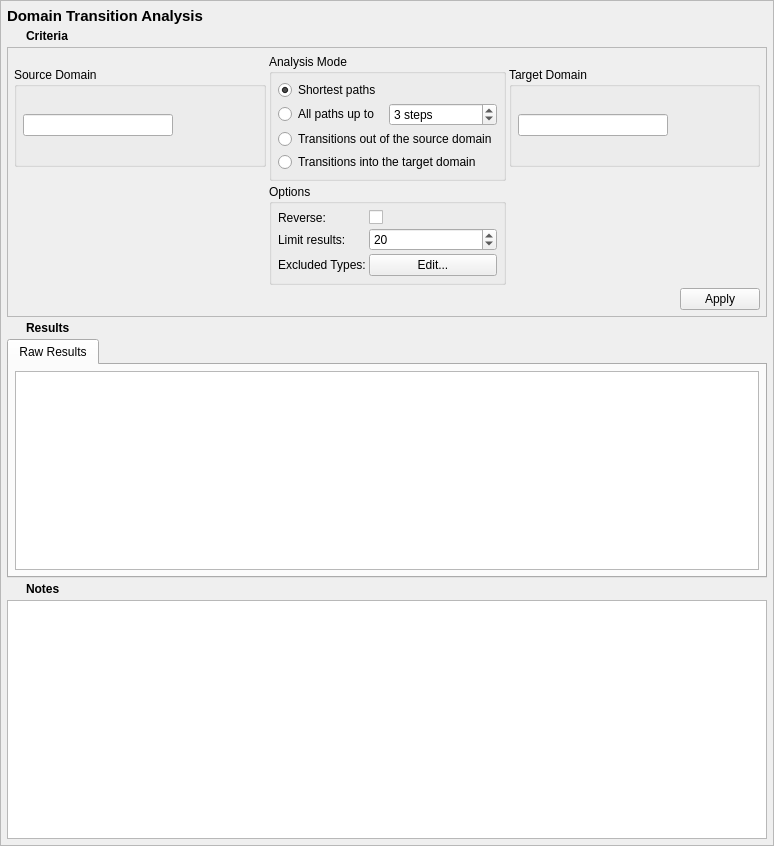
Above: data/dta.ui from SELinuxProject/setools before the change. Below: the same form after it.
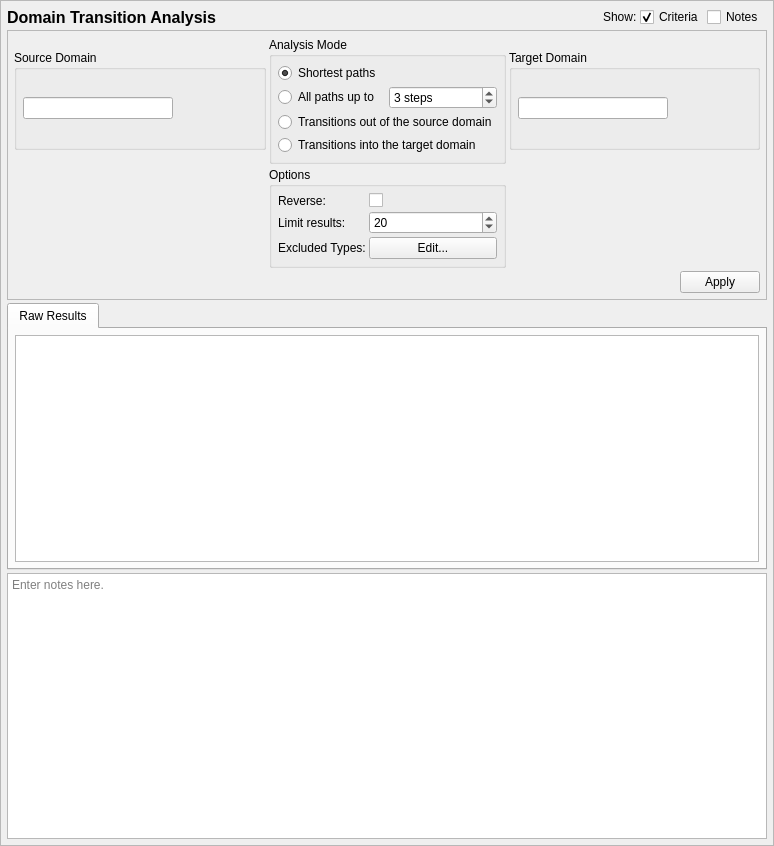
That is the form after the change. Icons and pictures are not drawn.

Commit message:
apol: switch tabs to (more discoverable) check boxes for hiding UI elements
Also drop the results expander.

Diff of the .ui file:
```diff
--- a/data/dta.ui
+++ b/data/dta.ui
@@ -47,256 +47,20 @@
     <property name="spacing">
      <number>3</number>
     </property>
-    <item row="5" column="0">
-     <widget class="QPushButton" name="notes_expander">
-      <property name="sizePolicy">
-       <sizepolicy hsizetype="Fixed" vsizetype="Fixed">
-        <horstretch>0</horstretch>
-        <verstretch>0</verstretch>
-       </sizepolicy>
-      </property>
-      <property name="minimumSize">
-       <size>
-        <width>16</width>
-        <height>16</height>
-       </size>
-      </property>
-      <property name="maximumSize">
-       <size>
-        <width>16</width>
-        <height>16</height>
-       </size>
-      </property>
-      <property name="focusPolicy">
-       <enum>Qt::TabFocus</enum>
-      </property>
-      <property name="styleSheet">
-       <string notr="true">QPushButton:flat {   border: none; }</string>
-      </property>
-      <property name="text">
-       <string/>
-      </property>
-      <property name="icon">
-       <iconset>
-        <normaloff>icons/expand_inactive.png</normaloff>
-        <normalon>icons/expand_active.png</normalon>icons/expand_inactive.png</iconset>
-      </property>
-      <property name="iconSize">
-       <size>
-        <width>16</width>
-        <height>16</height>
-       </size>
-      </property>
-      <property name="checkable">
-       <bool>true</bool>
-      </property>
-      <property name="checked">
-       <bool>false</bool>
-      </property>
-      <property name="flat">
-       <bool>true</bool>
-      </property>
-     </widget>
-    </item>
-    <item row="3" column="0">
-     <widget class="QPushButton" name="results_expander">
-      <property name="sizePolicy">
-       <sizepolicy hsizetype="Fixed" vsizetype="Fixed">
-        <horstretch>0</horstretch>
-        <verstretch>0</verstretch>
-       </sizepolicy>
-      </property>
-      <property name="minimumSize">
-       <size>
-        <width>16</width>
-        <height>16</height>
-       </size>
-      </property>
-      <property name="maximumSize">
-       <size>
-        <width>16</width>
-        <height>16</height>
-       </size>
-      </property>
-      <property name="focusPolicy">
-       <enum>Qt::TabFocus</enum>
-      </property>
-      <property name="styleSheet">
-       <string notr="true">QPushButton:flat {   border: none; }</string>
-      </property>
-      <property name="text">
-       <string/>
-      </property>
-      <property name="icon">
-       <iconset>
-        <normaloff>icons/expand_inactive.png</normaloff>
-        <normalon>icons/expand_active.png</normalon>icons/expand_inactive.png</iconset>
-      </property>
-      <property name="iconSize">
-       <size>
-        <width>16</width>
-        <height>16</height>
-       </size>
-      </property>
-      <property name="checkable">
-       <bool>true</bool>
-      </property>
-      <property name="checked">
-       <bool>true</bool>
-      </property>
-      <property name="flat">
-       <bool>true</bool>
-      </property>
-     </widget>
-    </item>
-    <item row="1" column="1">
-     <widget class="QLabel" name="label_2">
-      <property name="sizePolicy">
-       <sizepolicy hsizetype="Preferred" vsizetype="Fixed">
-        <horstretch>0</horstretch>
-        <verstretch>0</verstretch>
-       </sizepolicy>
-      </property>
-      <property name="font">
-       <font>
-        <weight>75</weight>
-        <bold>true</bold>
-       </font>
+    <item row="0" column="3">
+     <widget class="QCheckBox" name="criteria_expander">
+      <property name="toolTip">
+       <string>Show or hide the search criteria (no settings are lost)</string>
       </property>
       <property name="text">
        <string>Criteria</string>
       </property>
-     </widget>
-    </item>
-    <item row="3" column="1">
-     <widget class="QLabel" name="label_3">
-      <property name="sizePolicy">
-       <sizepolicy hsizetype="Preferred" vsizetype="Fixed">
-        <horstretch>0</horstretch>
-        <verstretch>0</verstretch>
-       </sizepolicy>
-      </property>
-      <property name="font">
-       <font>
-        <weight>75</weight>
-        <bold>true</bold>
-       </font>
-      </property>
-      <property name="text">
-       <string>Results</string>
-      </property>
-     </widget>
-    </item>
-    <item row="1" column="0">
-     <widget class="QPushButton" name="criteria_expander">
-      <property name="sizePolicy">
-       <sizepolicy hsizetype="Fixed" vsizetype="Fixed">
-        <horstretch>0</horstretch>
-        <verstretch>0</verstretch>
-       </sizepolicy>
-      </property>
-      <property name="minimumSize">
-       <size>
-        <width>16</width>
-        <height>16</height>
-       </size>
-      </property>
-      <property name="maximumSize">
-       <size>
-        <width>16</width>
-        <height>16</height>
-       </size>
-      </property>
-      <property name="focusPolicy">
-       <enum>Qt::TabFocus</enum>
-      </property>
-      <property name="styleSheet">
-       <string notr="true">QPushButton:flat {   border: none; }</string>
-      </property>
-      <property name="text">
-       <string/>
-      </property>
-      <property name="icon">
-       <iconset>
-        <normaloff>icons/expand_inactive.png</normaloff>
-        <normalon>icons/expand_active.png</normalon>icons/expand_inactive.png</iconset>
-      </property>
-      <property name="iconSize">
-       <size>
-        <width>16</width>
-        <height>16</height>
-       </size>
-      </property>
-      <property name="checkable">
-       <bool>true</bool>
-      </property>
       <property name="checked">
        <bool>true</bool>
       </property>
-      <property name="flat">
-       <bool>true</bool>
-      </property>
      </widget>
     </item>
-    <item row="5" column="1">
-     <widget class="QLabel" name="label_4">
-      <property name="sizePolicy">
-       <sizepolicy hsizetype="Preferred" vsizetype="Fixed">
-        <horstretch>0</horstretch>
-        <verstretch>0</verstretch>
-       </sizepolicy>
-      </property>
-      <property name="font">
-       <font>
-        <weight>75</weight>
-        <bold>true</bold>
-       </font>
-      </property>
-      <property name="text">
-       <string>Notes</string>
-      </property>
-     </widget>
-    </item>
-    <item row="6" column="0" colspan="2">
-     <widget class="QTextEdit" name="notes">
-      <property name="minimumSize">
-       <size>
-        <width>0</width>
-        <height>125</height>
-       </size>
-      </property>
-      <property name="toolTip">
-       <string>Optionally enter notes here about the query.</string>
-      </property>
-     </widget>
-    </item>
-    <item row="0" column="0" colspan="2">
-     <widget class="QLabel" name="label">
-      <property name="sizePolicy">
-       <sizepolicy hsizetype="Preferred" vsizetype="Fixed">
-        <horstretch>0</horstretch>
-        <verstretch>0</verstretch>
-       </sizepolicy>
-      </property>
-      <property name="maximumSize">
-       <size>
-        <width>16777215</width>
-        <height>20</height>
-       </size>
-      </property>
-      <property name="font">
-       <font>
-        <pointsize>11</pointsize>
-        <weight>75</weight>
-        <bold>true</bold>
-       </font>
-      </property>
-      <property name="text">
-       <string>Domain Transition Analysis</string>
-      </property>
-     </widget>
-    </item>
-    <item row="2" column="0" colspan="2">
+    <item row="1" column="0" colspan="6">
      <widget class="QFrame" name="criteria_frame">
       <property name="maximumSize">
        <size>
@@ -632,7 +396,69 @@
       <zorder>groupBox_2</zorder>
      </widget>
     </item>
-    <item row="4" column="0" colspan="2">
+    <item row="0" column="0">
+     <widget class="QLabel" name="label">
+      <property name="sizePolicy">
+       <sizepolicy hsizetype="Preferred" vsizetype="Fixed">
+        <horstretch>0</horstretch>
+        <verstretch>0</verstretch>
+       </sizepolicy>
+      </property>
+      <property name="maximumSize">
+       <size>
+        <width>16777215</width>
+        <height>20</height>
+       </size>
+      </property>
+      <property name="font">
+       <font>
+        <pointsize>12</pointsize>
+        <weight>75</weight>
+        <bold>true</bold>
+       </font>
+      </property>
+      <property name="text">
+       <string>Domain Transition Analysis</string>
+      </property>
+     </widget>
+    </item>
+    <item row="0" column="2">
+     <widget class="QLabel" name="label_8">
+      <property name="text">
+       <string>Show:</string>
+      </property>
+     </widget>
+    </item>
+    <item row="0" column="1">
+     <spacer name="horizontalSpacer">
+      <property name="orientation">
+       <enum>Qt::Horizontal</enum>
+      </property>
+      <property name="sizeHint" stdset="0">
+       <size>
+        <width>40</width>
+        <height>20</height>
+       </size>
+      </property>
+     </spacer>
+    </item>
+    <item row="3" column="0" colspan="6">
+     <widget class="QTextEdit" name="notes">
+      <property name="minimumSize">
+       <size>
+        <width>0</width>
+        <height>125</height>
+       </size>
+      </property>
+      <property name="toolTip">
+       <string>Optionally enter notes here about the query.</string>
+      </property>
+      <property name="placeholderText">
+       <string>Enter notes here.</string>
+      </property>
+     </widget>
+    </item>
+    <item row="2" column="0" colspan="6">
      <widget class="QTabWidget" name="results_frame">
       <property name="sizePolicy">
        <sizepolicy hsizetype="Preferred" vsizetype="MinimumExpanding">
@@ -688,6 +514,16 @@
       </widget>
      </widget>
     </item>
+    <item row="0" column="4">
+     <widget class="QCheckBox" name="notes_expander">
+      <property name="toolTip">
+       <string>Show or hide the notes field (no data is lost)</string>
+      </property>
+      <property name="text">
+       <string>Notes</string>
+      </property>
+     </widget>
+    </item>
    </layout>
   </widget>
  </widget>
```
Left out of the diff: 37 changed lines with no effect on the pictures. The commit also changes 10 other files.
